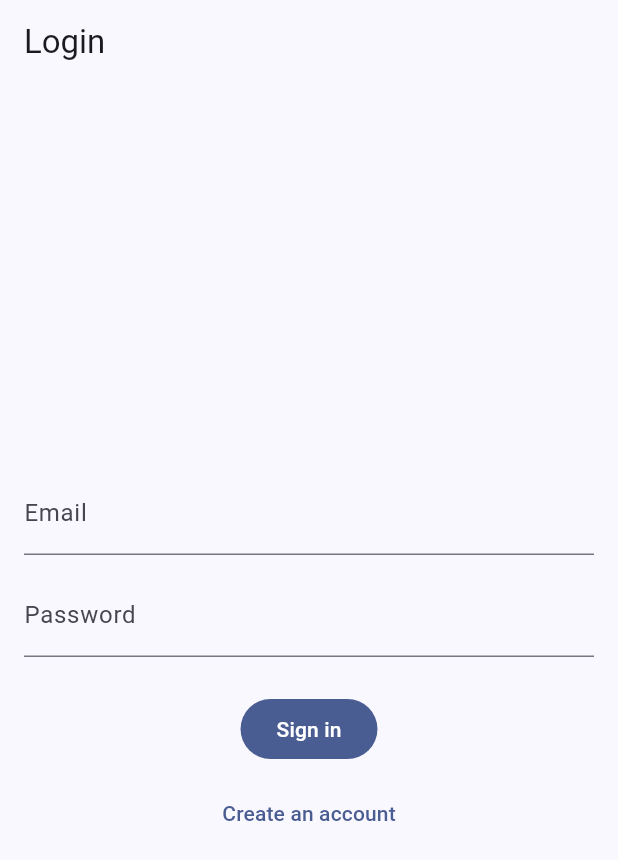
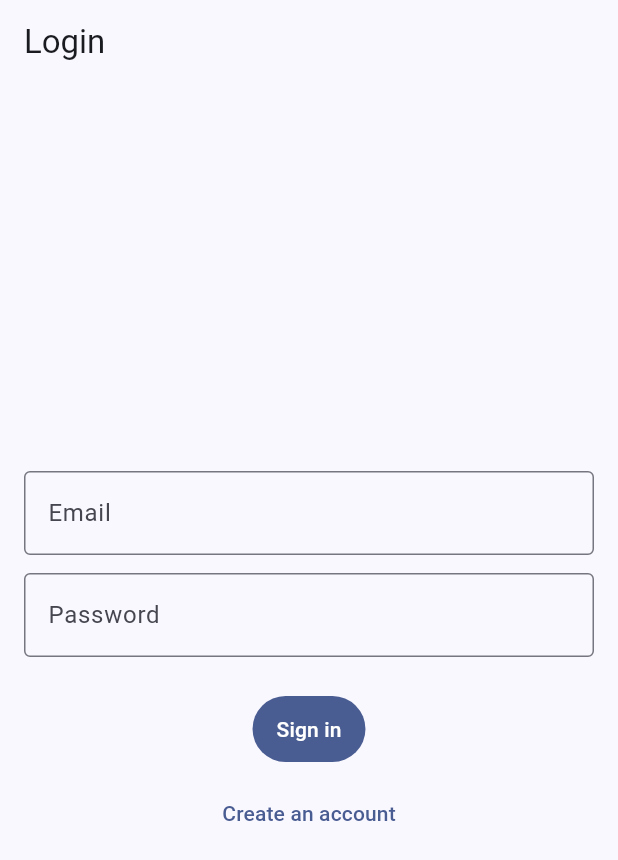
Before and after one commit to jkobti/yetAnotherBoilerplate, a Flutter app: the screen it shows after launch, after a tap on "Check health", after a tap on "Go to Login", on a phone screen of 412 x 824 dp. Shown: the top 860 px of the screen. Run offline on Flutter 3.47's test engine with Material 3 defaults, Android fonts, the light colour scheme and no system bars; our stand-ins replace dio, flutter_riverpod, go_router; missing offline and left inert: dart:html; network calls fail.

Commit message:
feat: Introduce shared UI kit with theme and button components; update frontend to utilize new UI elements

```diff
--- a/packages/flutter_app/lib/core/api_client.dart
+++ b/packages/flutter_app/lib/core/api_client.dart
@@ -28,7 +28,9 @@ class ApiClient {
   Dio get dio => _dio;
 
   // Track current token value for potential future refresh workflows.
-  String? get accessToken => _dio.options.headers['Authorization']?.toString().replaceFirst('Bearer ', '');
+  String? get accessToken => _dio.options.headers['Authorization']
+      ?.toString()
+      .replaceFirst('Bearer ', '');
 
   Future<void> initFromStorage() async {
     final storage = TokenStorage();
@@ -43,7 +45,7 @@ class ApiClient {
       _dio.options.headers.remove('Authorization');
     } else {
       _dio.options.headers['Authorization'] = 'Bearer $token';
-    }r
+    }
   }
 
   Future<Map<String, dynamic>> health() async {
@@ -51,7 +53,8 @@ class ApiClient {
     return resp.data as Map<String, dynamic>;
   }
 
-  Future<Map<String, dynamic>> login({required String email, required String password}) async {
+  Future<Map<String, dynamic>> login(
+      {required String email, required String password}) async {
     final resp = await _dio.post('/api/auth/jwt/token/', data: {
       'email': email,
       'password': password,
--- a/packages/flutter_app/lib/features_admin/dashboard.dart
+++ b/packages/flutter_app/lib/features_admin/dashboard.dart
@@ -1,5 +1,6 @@
 import 'package:flutter/material.dart';
 import 'package:flutter_riverpod/flutter_riverpod.dart';
+import 'package:ui_kit/ui_kit.dart';
 
 import '../core/api_client.dart';
 import '../core/auth/auth_repository.dart';
@@ -69,7 +70,7 @@ class _AdminDashboardPageState extends ConsumerState<AdminDashboardPage> {
                 const SizedBox(height: 12),
                 Row(
                   children: [
-                    FilledButton(
+                    PrimaryButton(
                       onPressed: _loading ? null : _checkHealth,
                       child: _loading
                           ? const SizedBox(
--- a/packages/flutter_app/lib/features_customer/home.dart
+++ b/packages/flutter_app/lib/features_customer/home.dart
@@ -1,6 +1,7 @@
 import 'package:flutter/material.dart';
 import 'package:flutter_riverpod/flutter_riverpod.dart';
 import 'package:go_router/go_router.dart';
+import 'package:ui_kit/ui_kit.dart';
 
 import '../core/api_client.dart';
 import '../core/auth/auth_repository.dart';
@@ -76,7 +77,7 @@ class _HomePageState extends ConsumerState<HomePage> {
                 if (_error != null)
                   Text(_error!, style: const TextStyle(color: Colors.red)),
                 const SizedBox(height: 12),
-                FilledButton(
+                PrimaryButton(
                   onPressed: _loading ? null : _checkHealth,
                   child: _loading
                       ? const SizedBox(
--- a/packages/flutter_app/lib/features_customer/login.dart
+++ b/packages/flutter_app/lib/features_customer/login.dart
@@ -1,6 +1,7 @@
 import 'package:flutter/material.dart';
 import 'package:flutter_riverpod/flutter_riverpod.dart';
 import 'package:go_router/go_router.dart';
+import 'package:ui_kit/ui_kit.dart';
 
 import '../core/auth/auth_repository.dart';
 import '../core/api_client.dart';
@@ -70,7 +71,7 @@ class _LoginPageState extends ConsumerState<LoginPage> {
                   if (_error != null)
                     Text(_error!, style: const TextStyle(color: Colors.red)),
                   const SizedBox(height: 8),
-                  FilledButton(
+                  PrimaryButton(
                     onPressed: _loading ? null : _submit,
                     child: _loading
                         ? const SizedBox(
--- a/packages/flutter_app/lib/features_customer/signup.dart
+++ b/packages/flutter_app/lib/features_customer/signup.dart
@@ -1,5 +1,6 @@
 import 'package:flutter/material.dart';
 import 'package:flutter_riverpod/flutter_riverpod.dart';
+import 'package:ui_kit/ui_kit.dart';
 import 'package:go_router/go_router.dart';
 
 import '../core/auth/auth_repository.dart';
@@ -91,7 +92,7 @@ class _SignupPageState extends ConsumerState<SignupPage> {
                   if (_error != null)
                     Text(_error!, style: const TextStyle(color: Colors.red)),
                   const SizedBox(height: 8),
-                  FilledButton(
+                  PrimaryButton(
                     onPressed: _loading ? null : _submit,
                     child: _loading
                         ? const SizedBox(
--- a/packages/flutter_app/lib/main.dart
+++ b/packages/flutter_app/lib/main.dart
@@ -1,5 +1,6 @@
 import 'package:flutter/material.dart';
 import 'package:flutter_riverpod/flutter_riverpod.dart';
+import 'package:ui_kit/ui_kit.dart';
 
 import 'core/router.dart';
 
@@ -12,8 +13,7 @@ class CustomerApp extends StatelessWidget {
 
   @override
   Widget build(BuildContext context) {
-    final theme =
-        ThemeData(colorSchemeSeed: const Color(0xFF0066FF), useMaterial3: true);
+    final theme = YabTheme.customer();
     return MaterialApp.router(
       title: 'Customer App',
       theme: theme,
--- a/packages/flutter_app/lib/main_admin.dart
+++ b/packages/flutter_app/lib/main_admin.dart
@@ -1,5 +1,6 @@
 import 'package:flutter/material.dart';
 import 'package:flutter_riverpod/flutter_riverpod.dart';
+import 'package:ui_kit/ui_kit.dart';
 
 import 'core/router.dart';
 
@@ -12,8 +13,7 @@ class AdminApp extends StatelessWidget {
 
   @override
   Widget build(BuildContext context) {
-    final theme =
-        ThemeData(colorSchemeSeed: const Color(0xFF0E7C66), useMaterial3: true);
+    final theme = YabTheme.admin();
     return MaterialApp.router(
       title: 'Admin Portal',
       theme: theme,
--- a/packages/flutter_app/pubspec.yaml
+++ b/packages/flutter_app/pubspec.yaml
@@ -12,6 +12,8 @@ dependencies:
   flutter_riverpod: ^2.5.1
   go_router: ^14.2.0
   dio: ^5.7.0
+  ui_kit:
+    path: ../ui_kit
 
 dev_dependencies:
   flutter_test:
--- /dev/null
+++ b/packages/ui_kit/lib/src/theme.dart
@@ -0,0 +1,31 @@
+import 'package:flutter/material.dart';
+
+class YabTheme {
+  YabTheme._();
+
+  static ThemeData customer() => _base(seed: const Color(0xFF0066FF));
+  static ThemeData admin() => _base(seed: const Color(0xFF0E7C66));
+
+  static const spacing = _Spacing();
+
+  static ThemeData _base({required Color seed}) {
+    final scheme = ColorScheme.fromSeed(seedColor: seed);
+    return ThemeData(
+      colorScheme: scheme,
+      useMaterial3: true,
+      inputDecorationTheme: const InputDecorationTheme(
+        border: OutlineInputBorder(),
+      ),
+      visualDensity: VisualDensity.standard,
+    );
+  }
+}
+
+class _Spacing {
+  const _Spacing();
+  double get xs => 4;
+  double get sm => 8;
+  double get md => 12;
+  double get lg => 16;
+  double get xl => 24;
+}
--- /dev/null
+++ b/packages/ui_kit/lib/src/widgets/primary_button.dart
@@ -0,0 +1,20 @@
+import 'package:flutter/material.dart';
+
+class PrimaryButton extends StatelessWidget {
+  const PrimaryButton(
+      {super.key, required this.onPressed, required this.child});
+
+  final VoidCallback? onPressed;
+  final Widget child;
+
+  @override
+  Widget build(BuildContext context) {
+    return FilledButton(
+      onPressed: onPressed,
+      style: FilledButton.styleFrom(
+        padding: const EdgeInsets.symmetric(horizontal: 16, vertical: 12),
+      ),
+      child: child,
+    );
+  }
+}
--- /dev/null
+++ b/packages/ui_kit/lib/ui_kit.dart
@@ -0,0 +1,4 @@
+library ui_kit;
+
+export 'src/theme.dart';
+export 'src/widgets/primary_button.dart';
```
Also changed, not shown: packages/ui_kit/pubspec.yaml (added, +17 -0 lines), packages/ui_kit/pubspec.lock (added), 1 other file.
